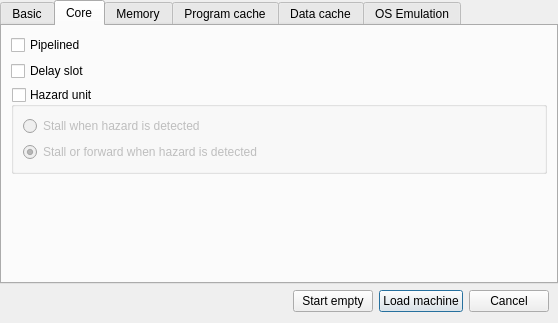
The window that qtmips_gui/NewDialog.ui (kchasialis/QtMips-Di) describes before a commit, drawn with Qt 5.
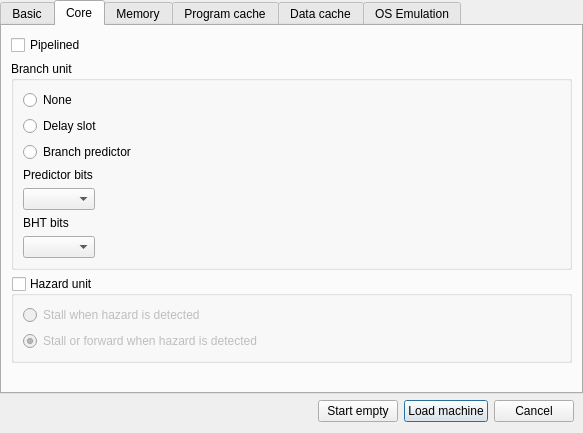
The same window after the commit. The open tabs and pages were chosen to show the change.

Commit message: Implemented branch predictor, 2-bit predictor seems to be working just fine for some cases but it definitely needs more testing, especially on how it interacts with other hazards.

Patch:
```diff
--- a/qtmips_gui/NewDialog.ui
+++ b/qtmips_gui/NewDialog.ui
@@ -6,8 +6,8 @@
    <rect>
     <x>0</x>
     <y>0</y>
-    <width>558</width>
-    <height>323</height>
+    <width>583</width>
+    <height>433</height>
    </rect>
   </property>
   <property name="windowTitle">
@@ -134,10 +134,7 @@
       <attribute name="title">
        <string>Core</string>
       </attribute>
-      <layout class="QVBoxLayout" name="verticalLayout_2">
-       <property name="sizeConstraint">
-        <enum>QLayout::SetDefaultConstraint</enum>
-       </property>
+      <layout class="QVBoxLayout" name="verticalLayout_8">
        <item>
         <widget class="QCheckBox" name="pipelined">
          <property name="text">
@@ -146,14 +143,98 @@
         </widget>
        </item>
        <item>
-        <widget class="QCheckBox" name="delay_slot">
-         <property name="text">
-          <string>Delay slot</string>
+        <widget class="QGroupBox" name="branch_unit">
+         <property name="title">
+          <string>Branch unit</string>
          </property>
+         <property name="checkable">
+          <bool>false</bool>
+         </property>
+         <layout class="QVBoxLayout" name="verticalLayout_2">
+          <item>
+           <widget class="QRadioButton" name="none">
+            <property name="text">
+             <string>None</string>
+            </property>
+           </widget>
+          </item>
+          <item>
+           <widget class="QRadioButton" name="delay_slot">
+            <property name="text">
+             <string>Delay slot</string>
+            </property>
+           </widget>
+          </item>
+          <item>
+           <widget class="QRadioButton" name="branch_predictor">
+            <property name="text">
+             <string>Branch predictor</string>
+            </property>
+           </widget>
+          </item>
+          <item>
+           <widget class="QLabel" name="predictor_bits_label">
+            <property name="enabled">
+             <bool>true</bool>
+            </property>
+            <property name="sizePolicy">
+             <sizepolicy hsizetype="Preferred" vsizetype="Preferred">
+              <horstretch>0</horstretch>
+              <verstretch>0</verstretch>
+             </sizepolicy>
+            </property>
+            <property name="minimumSize">
+             <size>
+              <width>77</width>
+              <height>0</height>
+             </size>
+            </property>
+            <property name="text">
+             <string>Predictor bits</string>
+            </property>
+           </widget>
+          </item>
+          <item>
+           <widget class="QComboBox" name="predictor_bits">
+            <property name="sizePolicy">
+             <sizepolicy hsizetype="Fixed" vsizetype="Preferred">
+              <horstretch>0</horstretch>
+              <verstretch>0</verstretch>
+             </sizepolicy>
+            </property>
+            <property name="editable">
+             <bool>false</bool>
+            </property>
+           </widget>
+          </item>
+          <item>
+           <widget class="QLabel" name="bht_bits_label">
+            <property name="text">
+             <string>BHT bits</string>
+            </property>
+           </widget>
+          </item>
+          <item>
+           <widget class="QComboBox" name="bht_bits">
+            <property name="sizePolicy">
+             <sizepolicy hsizetype="Fixed" vsizetype="Preferred">
+              <horstretch>0</horstretch>
+              <verstretch>0</verstretch>
+             </sizepolicy>
+            </property>
+            <property name="editable">
+             <bool>false</bool>
+            </property>
+           </widget>
+          </item>
+         </layout>
         </widget>
        </item>
        <item>
         <widget class="QGroupBox" name="hazard_unit">
+         <property name="enabled">
+          <bool>true</bool>
+         </property>
          <property name="title">
           <string>Hazard unit</string>
          </property>
@@ -185,7 +266,7 @@
         </widget>
        </item>
        <item>
-        <spacer name="verticalSpacer">
+        <spacer name="verticalSpacer_5">
          <property name="orientation">
           <enum>Qt::Vertical</enum>
          </property>
```
Left out of the diff: 8 changed lines with no effect on the pictures. The commit also changes 9 other files.
